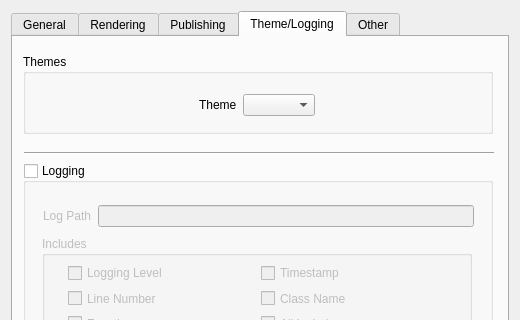
trevorsandy/lpub3d-ci, file mainApp/preferences.ui: the form before one commit; both pictures show x 0 to 520 and y 0 to 320 of the 520 by 647 pixel window.
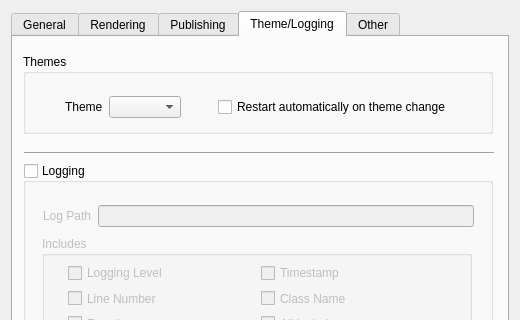
The form after the commit. The open tabs and pages were chosen to show the change. Icons and pictures are not drawn.

Commit message: Go Dark - Add dark theme - add restart prompt #73

Diff of the .ui file:
```diff
--- a/mainApp/preferences.ui
+++ b/mainApp/preferences.ui
@@ -1724,16 +1724,16 @@
        <property name="title">
         <string>Themes</string>
        </property>
-       <widget class="QWidget" name="layoutWidget_2">
+       <widget class="QWidget" name="layoutWidget">
         <property name="geometry">
          <rect>
-          <x>34</x>
-          <y>36</y>
-          <width>400</width>
-          <height>30</height>
+          <x>10</x>
+          <y>42</y>
+          <width>450</width>
+          <height>22</height>
          </rect>
         </property>
-        <layout class="QHBoxLayout" name="horizontalLayout_14">
+        <layout class="QHBoxLayout" name="horizontalLayout_10">
          <item>
           <spacer name="horizontalSpacer_5">
            <property name="orientation">
@@ -1748,18 +1748,14 @@
           </spacer>
          </item>
          <item>
-          <layout class="QHBoxLayout" name="horizontalLayout_10">
-           <item>
-            <widget class="QLabel" name="themeLbl">
-             <property name="text">
-              <string>Theme</string>
-             </property>
-            </widget>
-           </item>
-           <item>
-            <widget class="QComboBox" name="themeCombo"/>
-           </item>
-          </layout>
+          <widget class="QLabel" name="themeLbl">
+           <property name="text">
+            <string>Theme</string>
+           </property>
+          </widget>
+         </item>
+         <item>
+          <widget class="QComboBox" name="themeCombo"/>
          </item>
          <item>
           <spacer name="horizontalSpacer_6">
@@ -1774,6 +1770,29 @@
            </property>
           </spacer>
          </item>
+         <item>
+          <widget class="QCheckBox" name="themeAutoRestartBox">
+           <property name="toolTip">
+            <string>Check to suppress message prompt to restart application on theme change.</string>
+           </property>
+           <property name="text">
+            <string>Restart automatically on theme change</string>
+           </property>
+          </widget>
+         </item>
+         <item>
+          <spacer name="horizontalSpacer_17">
+           <property name="orientation">
+            <enum>Qt::Horizontal</enum>
+           </property>
+           <property name="sizeHint" stdset="0">
+            <size>
+             <width>40</width>
+             <height>20</height>
+            </size>
+           </property>
+          </spacer>
+         </item>
         </layout>
        </widget>
       </widget>
```
The commit also changes 11 other files.
